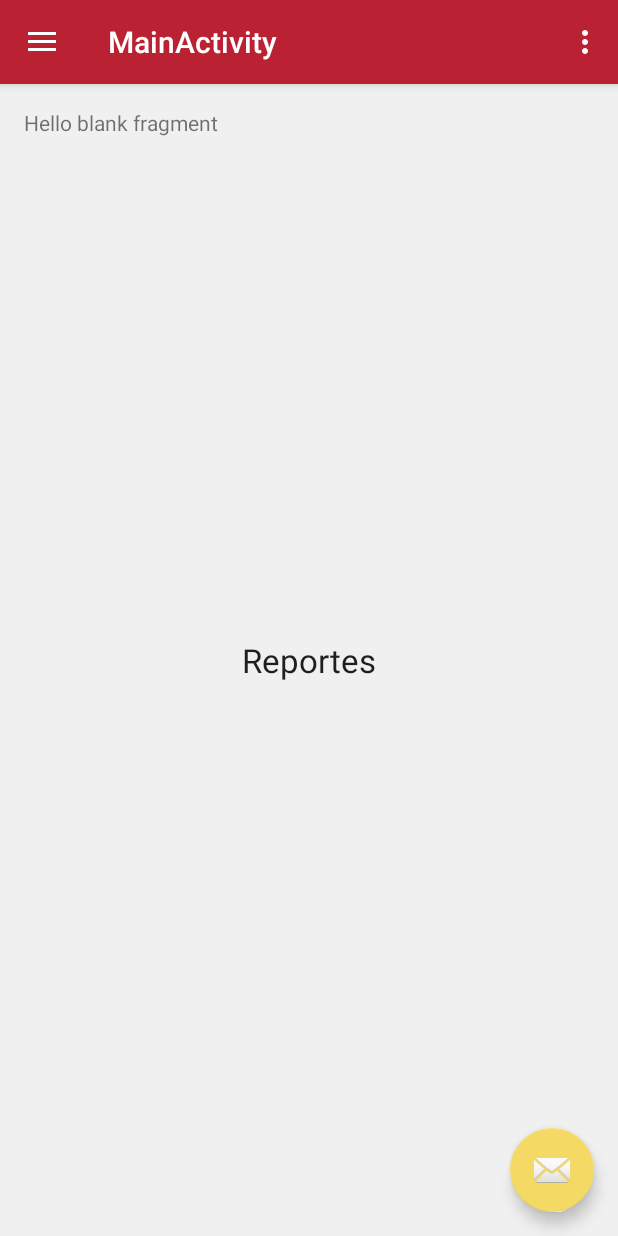
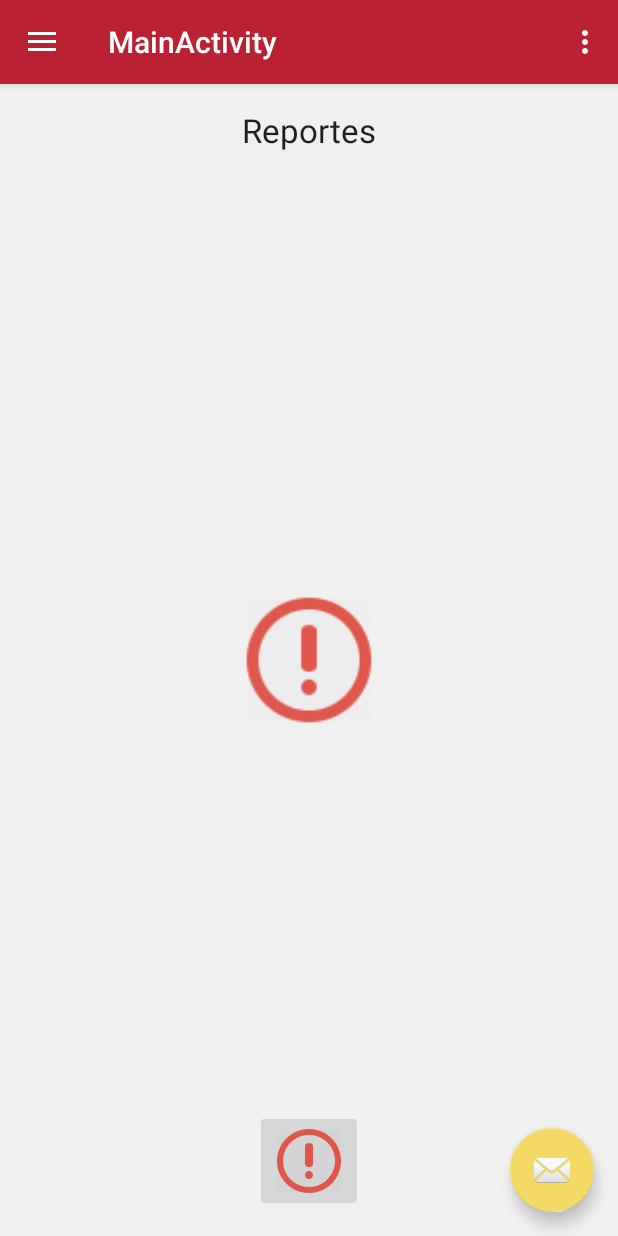
Before and after one commit to fergbrambila/AlertaMovilApp, an Android app: the MainActivity screen opened directly, with no data from a screen before it, in the side drawer, after a tap on "Reportes", on a phone screen of 412 x 824 dp. Run offline under Robolectric (Android 15) with nearby library versions, the phone set to English and light mode, and no system bars.

Commit message:
cambios en el boton reportes

```diff
--- a/app/src/main/java/com/example/moviles/alertamovilapp/ReportesFragment.java
+++ b/app/src/main/java/com/example/moviles/alertamovilapp/ReportesFragment.java
@@ -1,27 +1,42 @@
 package com.example.moviles.alertamovilapp;
 
+import android.app.DialogFragment;
+import android.app.FragmentManager;
+import android.content.Intent;
 import android.os.Bundle;
 import android.app.Fragment;
 import android.support.annotation.Nullable;
+import android.support.v4.app.FragmentActivity;
+import android.support.v7.app.AppCompatActivity;
+import android.util.Log;
 import android.view.LayoutInflater;
 import android.view.View;
 import android.view.ViewGroup;
+import android.widget.ImageButton;
+import android.widget.ImageView;
+import android.widget.Toast;
 
-
-/**
- * A simple {@link Fragment} subclass.
- * Activities that contain this fragment must implement the
- * {@link ReportesFragment.OnFragmentInteractionListener} interface
- * to handle interaction events.
- * Use the {@link ReportesFragment#newInstance} factory method to
- * create an instance of this fragment.
- */
 public class ReportesFragment extends Fragment {
     @Nullable
-    @Override
     public View onCreateView(LayoutInflater inflater, ViewGroup container,
                              Bundle savedInstanceState) {
-        // Inflate the layout for this fragment
-        return inflater.inflate(R.layout.fragment_reportes, container, false);
+        final View rootView = inflater.inflate(R.layout.fragment_reportes,container,false);//false is dont want to attatch to root
+
+        ImageView mImageView = (ImageView) rootView.findViewById(R.id.imageView);
+        mImageView.setOnClickListener(new View.OnClickListener() {
+            @Override
+            public void onClick(View v) {
+                //Toast.makeText(getActivity().getBaseContext(),"Alerta Seleccionada",Toast.LENGTH_SHORT).show();
+                Log.d("test", "clic imagen");
+                FragmentActivity activity = (FragmentActivity) getActivity();
+
+                android.support.v4.app.FragmentManager fm = activity.getSupportFragmentManager();
+                AlertaFragment alertDialog = AlertaFragment.newInstance();
+                alertDialog.show(fm, "fragment_alert");
+
+            }
+        });
+
+        return rootView;
     }
 }
--- a/app/src/main/res/layout/fragment_inicio.xml
+++ b/app/src/main/res/layout/fragment_inicio.xml
@@ -8,7 +8,7 @@
         android:layout_width="wrap_content"
         android:layout_height="145dp"
         android:textAppearance="?android:attr/textAppearanceLarge"
-        android:text="ReportesInicio"
+        android:text="INICIO MAPA"
         android:id="@+id/textView3"
         android:layout_gravity="right|top" />
 
--- a/app/src/main/res/layout/fragment_reportes.xml
+++ b/app/src/main/res/layout/fragment_reportes.xml
@@ -2,10 +2,6 @@
     xmlns:tools="http://schemas.android.com/tools" android:layout_width="match_parent"
     android:layout_height="match_parent"
     tools:context="com.example.moviles.alertamovilapp.ReportesFragment">
-
-    <!-- TODO: Update blank fragment layout -->
-    <TextView android:layout_width="match_parent" android:layout_height="match_parent"
-        android:text="@string/hello_blank_fragment" />
 
     <TextView
         android:layout_width="wrap_content"
@@ -13,6 +9,22 @@
         android:textAppearance="?android:attr/textAppearanceLarge"
         android:text="Reportes"
         android:id="@+id/textView2"
-        android:layout_gravity="center" />
+        android:layout_gravity="center_horizontal|top" />
+
+    <ImageButton
+        android:layout_width="wrap_content"
+        android:layout_height="wrap_content"
+        android:id="@+id/alertaButton"
+        android:layout_gravity="center_horizontal|bottom"
+        android:src="@mipmap/alerta"
+        android:adjustViewBounds="false" />
+
+    <ImageView
+        android:layout_width="93dp"
+        android:layout_height="93dp"
+        android:id="@+id/imageView"
+        android:layout_gravity="center"
+        android:src="@mipmap/alerta" />
+    <!-- default -->
 
 </FrameLayout>
```
Also changed, not shown: app/src/main/java/com/example/moviles/alertamovilapp/AlertaFragment.java (added, +60 -0 lines), app/src/main/java/com/example/moviles/alertamovilapp/MainActivity.java (+12 -4 lines), app/src/main/res/layout/fragment_alerta.xml (added, +44 -0 lines), app/src/main/alerta-web.png (added), app/src/main/res/mipmap-hdpi/alerta.png (added), app/src/main/res/mipmap-mdpi/alerta.png (added), app/src/main/res/mipmap-xhdpi/alerta.png (added), app/src/main/res/mipmap-xxhdpi/alerta.png (added), app/src/main/res/mipmap-xxxhdpi/alerta.png (added).
